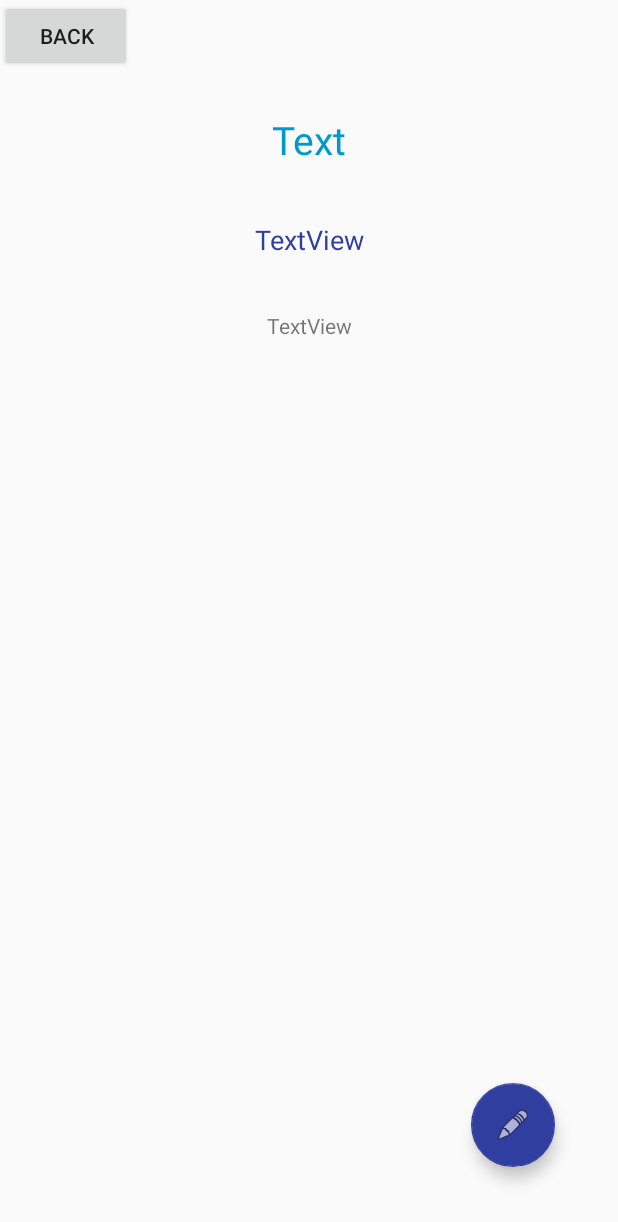
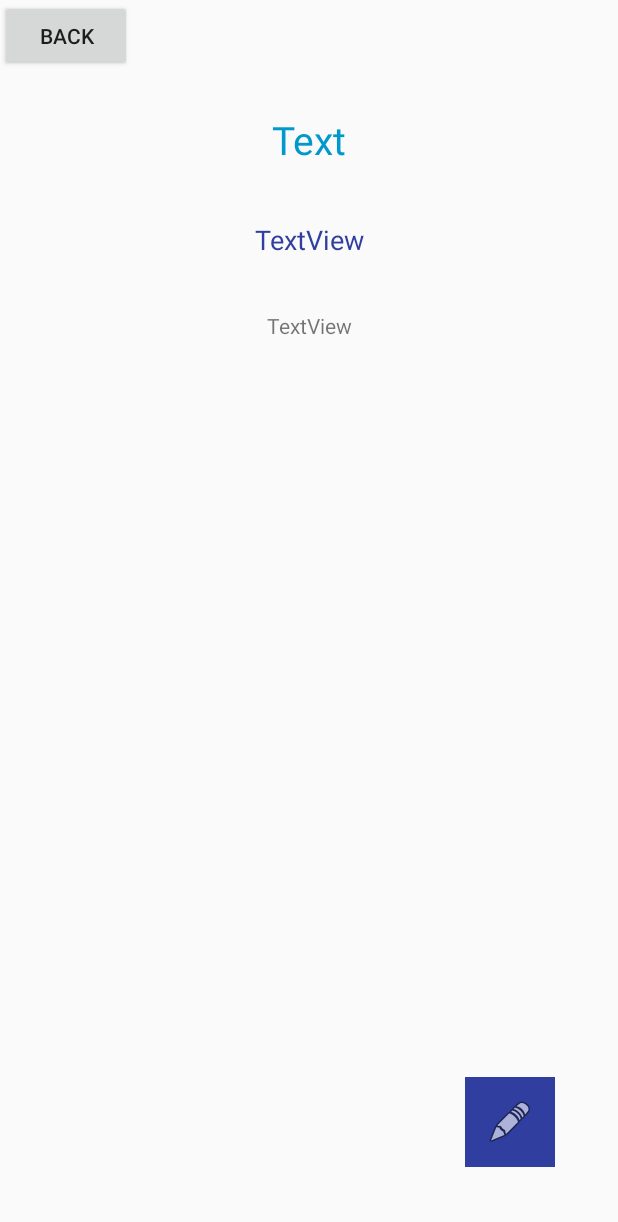
Before and after one commit to Fedannie/Java_Project, an Android app: the layout pop_up_word_watcher.xml on its own in the app's theme, with its tools: preview values and no code run, on a phone screen of 412 x 824 dp. Shown: the top 1222 px of the screen. Run offline under Robolectric (Android 15) with nearby library versions, the phone set to English and light mode, and no system bars.

Commit message:
Mistakes fixed
Mistakes fixed

```diff
--- a/app/src/main/java/project/fedorova/polyglotte/DictActivity.java
+++ b/app/src/main/java/project/fedorova/polyglotte/DictActivity.java
@@ -15,6 +15,7 @@ import android.widget.CursorAdapter;
 import android.widget.ListView;
 import android.widget.PopupWindow;
 import android.widget.TextView;
+import android.widget.Toast;
 
 import project.fedorova.polyglotte.data.DataBase.DBConnector;
 import project.fedorova.polyglotte.data.PreferenceVars;
@@ -33,6 +34,7 @@ public class DictActivity extends Activity implements View.OnClickListener {
 
         FloatingActionButton addWordBtn = (FloatingActionButton) findViewById(R.id.addWordFAB);
         addWordBtn.setOnClickListener(this);
+
         filterBtn = (Button) findViewById(R.id.filterButton);
         filterBtn.setOnClickListener(this);
 
@@ -129,6 +131,7 @@ public class DictActivity extends Activity implements View.OnClickListener {
         wordList.setAdapter(wordListAdapter);
         wordList.setOnItemClickListener((parent, view, position, id) -> {
             Intent intentWordWatcher = new Intent(this, PopUpWordWatcher.class);
+            Toast.makeText(this, String.valueOf(position) + "   " + String.valueOf(id), Toast.LENGTH_SHORT).show();
             intentWordWatcher.putExtra(PreferenceVars.WORD_INDEX, position);
             startActivity(intentWordWatcher);
         });
--- a/app/src/main/res/layout/pop_up_word_watcher.xml
+++ b/app/src/main/res/layout/pop_up_word_watcher.xml
@@ -1,7 +1,8 @@
 <?xml version="1.0" encoding="utf-8"?>
 <RelativeLayout xmlns:android="http://schemas.android.com/apk/res/android"
     xmlns:app="http://schemas.android.com/apk/res-auto"
-    android:layout_width="match_parent" android:layout_height="match_parent">
+    android:layout_width="match_parent" android:layout_height="match_parent"
+    android:weightSum="1">
 
     <TextView
         android:text="TextView"
@@ -29,15 +30,6 @@
         android:layout_alignParentStart="true"
         android:textAlignment="center" />
 
-    <Button
-        android:text="Back"
-        android:layout_width="wrap_content"
-        android:layout_height="wrap_content"
-        android:id="@+id/backBtnWatcher"
-        android:layout_alignParentTop="true"
-        android:layout_alignParentLeft="true"
-        android:layout_alignParentStart="true" />
-
     <TextView
         android:layout_width="wrap_content"
         android:id="@+id/wordTVWatcher"
@@ -54,21 +46,29 @@
         android:layout_alignParentRight="true"
         android:layout_alignParentEnd="true" />
 
-    <android.support.design.widget.FloatingActionButton
+    <Button
+        android:text="Back"
         android:layout_width="wrap_content"
         android:layout_height="wrap_content"
+        android:id="@+id/backBtnWatcher"
+        android:layout_alignParentTop="true"
+        android:layout_alignParentLeft="true"
+        android:layout_alignParentStart="true" />
+
+    <ImageButton
+        android:layout_width="60dp"
+        android:layout_height="60dp"
         android:clickable="true"
-        app:fabSize="normal"
-        app:srcCompat="@android:drawable/ic_menu_edit"
+        android:src="@android:drawable/ic_menu_edit"
         android:layout_marginRight="42dp"
         android:layout_marginEnd="42dp"
-        android:id="@+id/editWordFAB"
+        android:id="@+id/editWordIB"
         android:layout_marginBottom="46dp"
-        app:elevation="6dp"
         android:layout_alignParentBottom="true"
         android:layout_alignParentRight="true"
         android:layout_alignParentEnd="true"
-        app:backgroundTint="?attr/actionModeSplitBackground"
-        app:rippleColor="@android:color/holo_blue_bright" />
+        android:background="@color/colorPrimaryDark">
+    </ImageButton>
+
 
 </RelativeLayout>
```
Also changed, not shown: app/src/main/java/project/fedorova/polyglotte/PopUpAddNewWord.java (+6 -3 lines), app/src/main/java/project/fedorova/polyglotte/PopUpWordWatcher.java (+6 -6 lines).
